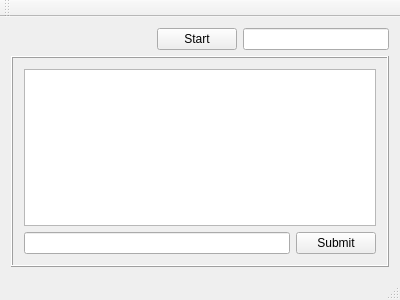
First picture: the form in mainwindow.ui, repository gnudeb/TCPChat, before the edit.
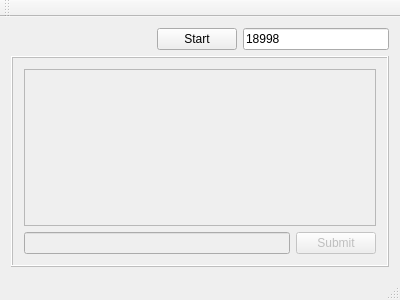
Second picture: the form after the edit.

What changed in the file:
```diff
--- a/mainwindow.ui
+++ b/mainwindow.ui
@@ -54,6 +54,9 @@
           <verstretch>0</verstretch>
          </sizepolicy>
         </property>
+        <property name="text">
+         <string>18998</string>
+        </property>
        </widget>
       </item>
      </layout>
@@ -61,7 +64,7 @@
     <item>
      <widget class="QFrame" name="ServerPanelFrame">
       <property name="enabled">
-       <bool>true</bool>
+       <bool>false</bool>
       </property>
       <property name="frameShape">
        <enum>QFrame::Box</enum>
```
Left out of the diff: 4 changed lines with no effect on the pictures.
